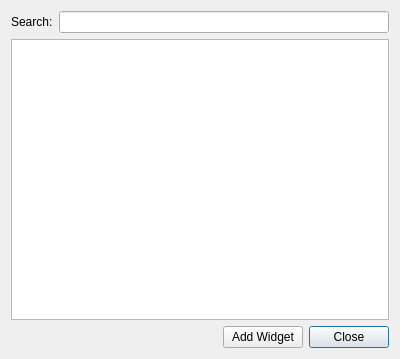
Qt form addplugindialog/lxqtaddplugindialog.ui (lxqt/liblxqt) before a commit.
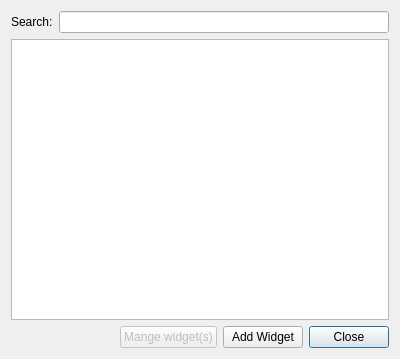
The same form after that commit.

Commit message: addplugindialog: added managing button

```diff
--- a/addplugindialog/lxqtaddplugindialog.ui
+++ b/addplugindialog/lxqtaddplugindialog.ui
@@ -89,6 +89,16 @@
        </property>
       </spacer>
      </item>
+     <item>
+      <widget class="QPushButton" name="manageButton">
+       <property name="enabled">
+        <bool>false</bool>
+       </property>
+       <property name="text">
+        <string>Mange widget(s)</string>
+       </property>
+      </widget>
+     </item>
      <item>
       <widget class="QPushButton" name="addButton">
        <property name="text">
```
The commit also changes 2 other files.
